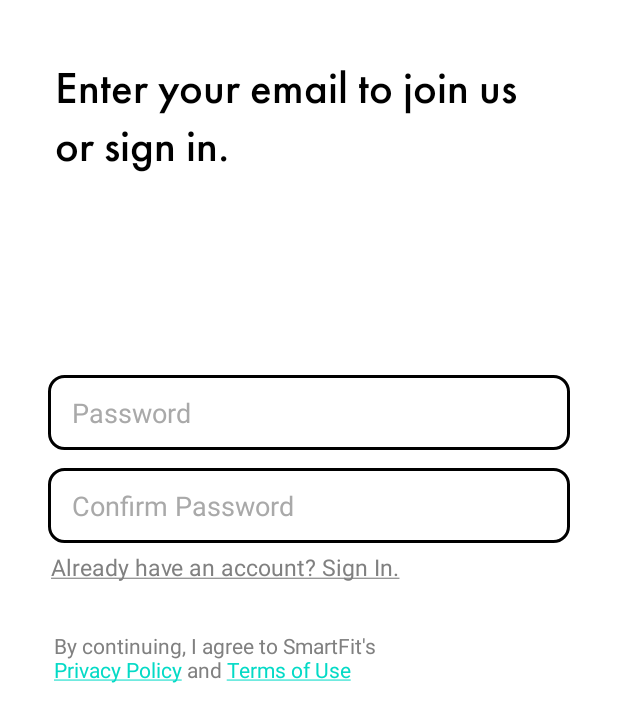
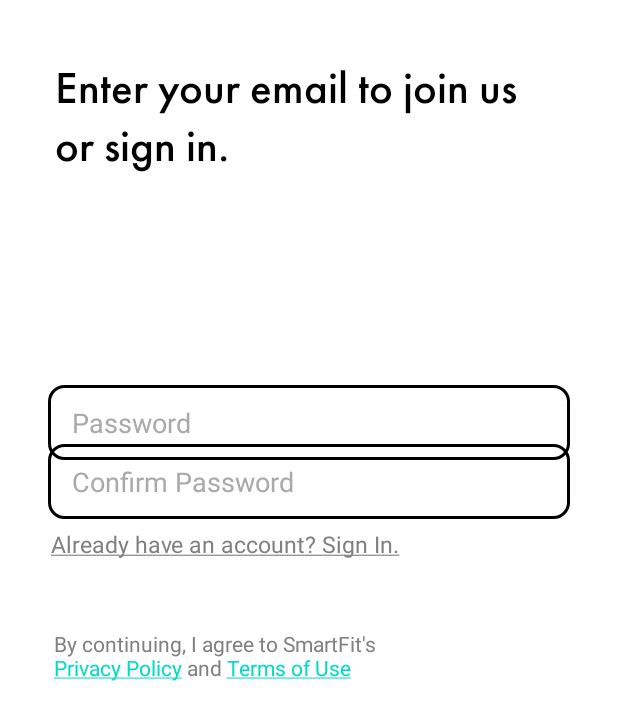
Before and after one commit to FEU-Tech-Mobile-Application-Dev-Ramirez/MAD-FINAL-Dugtrio, an Android app built with Jetpack Compose: the screen it shows after launch (MainActivity), after a tap on "JOIN US", on a phone screen of 412 x 824 dp. Shown: the top 722 px of the screen. Run offline under Robolectric (Android 15) with nearby library versions, the phone set to English and light mode, and no system bars; our stand-ins replace Firebase (no records; nobody signed in at launch, a user with empty details on screens opened directly).

Commit message:
feat: refine layout of Settings and SignIn pages for improved UI consistency
Signed-off-by: Xercxies <75853731+Xercxies@users.noreply.github.com>

```diff
--- a/app/src/main/res/layout/signin_page.xml
+++ b/app/src/main/res/layout/signin_page.xml
@@ -109,7 +109,7 @@
             android:layout_width="0dp"
             android:layout_height="50dp"
             android:layout_marginHorizontal="32dp"
-            android:layout_marginTop="12dp"
+            android:layout_marginTop="10dp"
             android:layout_marginBottom="524dp"
             android:background="@drawable/rectangle_corner_transparent_black"
             android:hint="Password"
@@ -122,15 +122,15 @@
             app:layout_constraintEnd_toEndOf="parent"
             app:layout_constraintStart_toStartOf="parent"
             app:layout_constraintTop_toBottomOf="@id/edtEmail"
-            app:layout_constraintVertical_bias="1.0" />
+            app:layout_constraintVertical_bias="0.0" />
 
         <EditText
             android:id="@+id/ConfirmPassword"
             android:layout_width="0dp"
             android:layout_height="50dp"
             android:layout_marginHorizontal="32dp"
-            android:layout_marginTop="12dp"
-            android:layout_marginBottom="462dp"
+            android:layout_marginTop="10dp"
+            android:layout_marginBottom="478dp"
             android:background="@drawable/rectangle_corner_transparent_black"
             android:hint="Confirm Password"
             android:inputType="textPassword"
@@ -150,9 +150,9 @@
             android:layout_height="50dp"
             android:layout_marginHorizontal="32dp"
             android:layout_marginStart="123dp"
-            android:layout_marginTop="565dp"
+            android:layout_marginTop="630dp"
             android:layout_marginEnd="124dp"
-            android:layout_marginBottom="277dp"
+            android:layout_marginBottom="257dp"
             android:background="@drawable/rounded_corner_black"
             android:fontFamily="@font/futura_bold"
             android:text="NEXT"
@@ -177,6 +177,7 @@
             app:layout_constraintHorizontal_bias="0.189"
             app:layout_constraintStart_toStartOf="parent"
             app:layout_constraintTop_toBottomOf="@+id/ConfirmPassword"
+            app:layout_constraintVertical_bias="0.0"
             tools:ignore="MissingConstraints" />
 
         <TextView
@@ -195,6 +196,7 @@
             app:layout_constraintHorizontal_bias="0.206"
             app:layout_constraintStart_toStartOf="parent"
             app:layout_constraintTop_toBottomOf="@+id/tvLoginLink"
+            app:layout_constraintVertical_bias="0.937"
             tools:ignore="MissingConstraints" />
 
 
```
Also changed, not shown: app/src/main/res/layout/fragment_settings.xml (+2 -6 lines).
